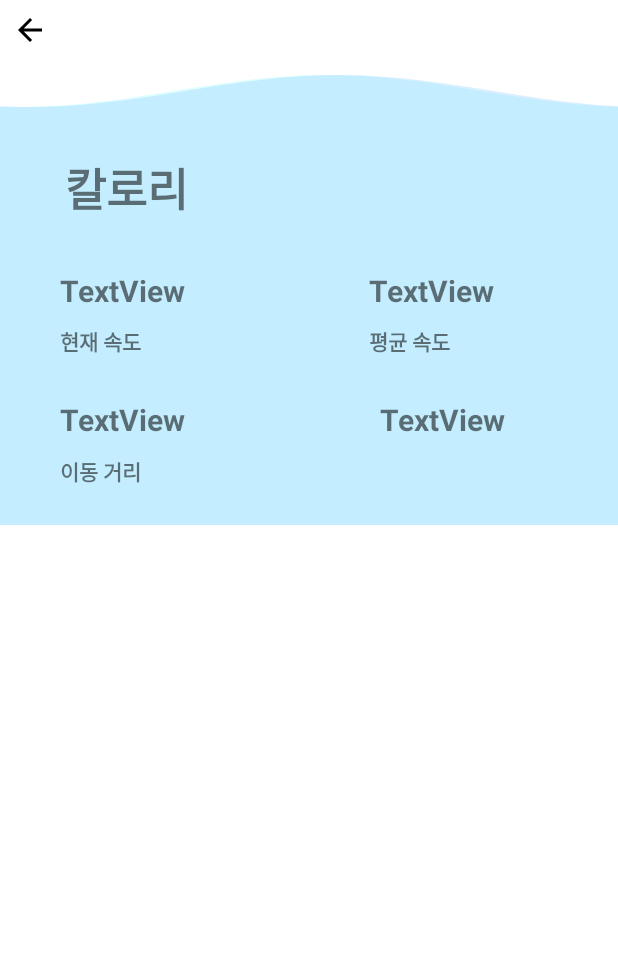
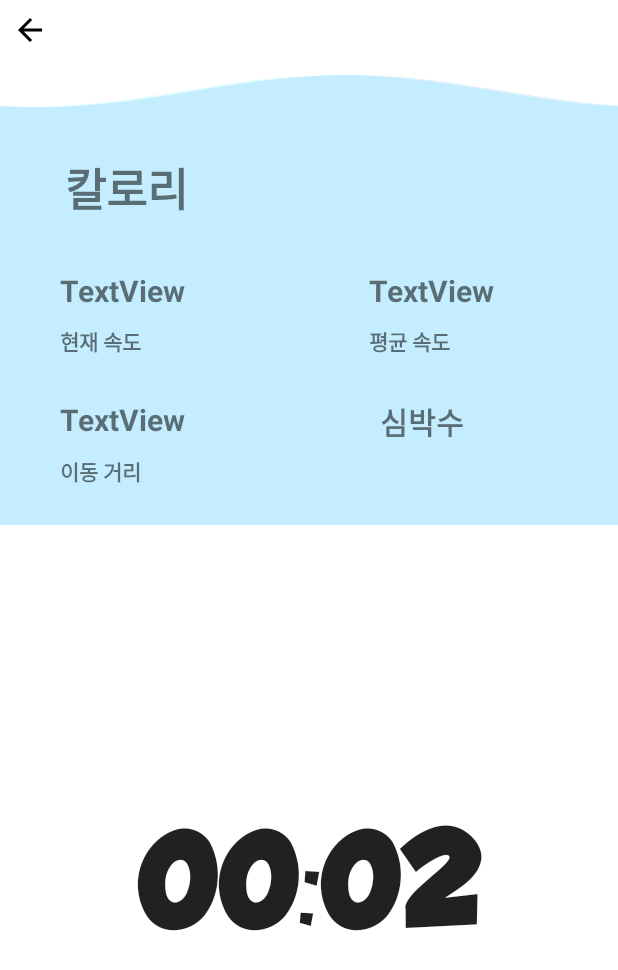
Before and after one commit to JAICHANGPARK/Android_DiaFits, an Android app: the IndoorBikeRealTimeActivity screen opened directly, with no data from a screen before it, on a phone screen of 412 x 824 dp. Shown: the top 970 px of the screen. Run offline under Robolectric (Android 15) with nearby library versions, the phone set to English and light mode, and no system bars; our stand-ins replace ButterKnife; Roboto replaces fonts that are not available here; 3 statements that could not run were skipped.

Commit message:
what the .. hack!

```diff
--- a/DiabetesFits/app/src/main/java/com/dreamwalker/diabetesfits/activity/chart/IndoorBikeRealTimeActivity.java
+++ b/DiabetesFits/app/src/main/java/com/dreamwalker/diabetesfits/activity/chart/IndoorBikeRealTimeActivity.java
@@ -7,11 +7,13 @@ import android.content.Context;
 import android.content.Intent;
 import android.content.IntentFilter;
 import android.content.ServiceConnection;
+import android.graphics.Typeface;
 import android.os.Bundle;
 import android.os.IBinder;
 import android.support.v7.app.AppCompatActivity;
 import android.util.Log;
 import android.view.Gravity;
+import android.widget.Chronometer;
 import android.widget.FrameLayout;
 import android.widget.TextView;
 
@@ -48,6 +50,10 @@ public class IndoorBikeRealTimeActivity extends AppCompatActivity {
     @BindView(R.id.textView13)
     TextView heartRateTextView;
 
+    @BindView(R.id.chronometer)
+    Chronometer chronometer;
+
+    private boolean startIndicator = false;
 
     // Code to manage Service lifecycle.
     private final ServiceConnection mServiceConnection = new ServiceConnection() {
@@ -75,7 +81,7 @@ public class IndoorBikeRealTimeActivity extends AppCompatActivity {
         intentFilter.addAction(EZBLEService.ACTION_GATT_DISCONNECTED);
         intentFilter.addAction(EZBLEService.ACTION_GATT_SERVICES_DISCOVERED);
         intentFilter.addAction(EZBLEService.ACTION_DATA_AVAILABLE);
-        intentFilter.addAction(EZBLEService.ACTION_HEARTRATE_AVAILABLE);
+        intentFilter.addAction(EZBLEService.ACTION_HEART_RATE_AVAILABLE);
         intentFilter.addAction(EZBLEService.ACTION_INDOOR_BIKE_AVAILABLE);
         intentFilter.addAction(EZBLEService.ACTION_TREADMILL_AVAILABLE);
         return intentFilter;
@@ -97,22 +103,30 @@ public class IndoorBikeRealTimeActivity extends AppCompatActivity {
                 invalidateOptionsMenu();
             } else if (EZBLEService.ACTION_GATT_DISCONNECTED.equals(action)) {
                 mConnected = false;
+
+                chronometer.stop();
                 //updateConnectionState(R.string.disconnected);
                 invalidateOptionsMenu();
                 //clearUI();
             } else if (EZBLEService.ACTION_GATT_SERVICES_DISCOVERED.equals(action)) {
                 // Show all the supported services and characteristics on the user interface.
+                // TODO: 2018-07-24 서비스와 연결되엉ㅅ을때 방송되어 받아지는 리시버 - 박제창
+                startIndicator = true;
+                //chronometer.start();
                 //displayGattServices(mBluetoothLeService.getSupportedGattServices());
             } else if (EZBLEService.ACTION_DATA_AVAILABLE.equals(action)) {
                 Log.e(TAG, "onReceive: " + intent.getStringExtra(EZBLEService.EXTRA_DATA));
                 displayData(intent.getStringExtra(EZBLEService.EXTRA_DATA));
-            } else if (EZBLEService.ACTION_HEARTRATE_AVAILABLE.equals(action)) {
+            } else if (EZBLEService.ACTION_HEART_RATE_AVAILABLE.equals(action)) {
+                Log.e(TAG, "onReceive:  실시간 화면에서 심박수 받앗어요 " );
                 String hr = intent.getStringExtra(EZBLEService.EXTRA_DATA);
                 heartRateTextView.setText(hr);
             } else if (EZBLEService.ACTION_INDOOR_BIKE_AVAILABLE.equals(action)) {
+
                 String nowSpeed = intent.getStringExtra(EZBLEService.EXTRA_DATA);
                 nowSpeedTextView.setText(nowSpeed);
             } else if (EZBLEService.ACTION_TREADMILL_AVAILABLE.equals(action)) {
+
                 String totalDistance = intent.getStringExtra(EZBLEService.EXTRA_DATA);
                 totalDistanceTextView.setText(totalDistance);
             }
@@ -123,7 +137,12 @@ public class IndoorBikeRealTimeActivity extends AppCompatActivity {
     protected void onCreate(Bundle savedInstanceState) {
         super.onCreate(savedInstanceState);
         setContentView(R.layout.activity_indoor_bike_real_time);
+
         ButterKnife.bind(this);
+        // TODO: 2018-07-24 폰트 설정
+        Typeface font = Typeface.createFromAsset(getAssets(), "fonts/grobold.ttf");
+        chronometer.setTypeface(font, Typeface.NORMAL);
+        chronometer.setTextSize(80);
 
         final FrameLayout.LayoutParams lp = new FrameLayout.LayoutParams(-2, -2);
         lp.gravity = Gravity.BOTTOM | Gravity.CENTER;
@@ -133,7 +152,12 @@ public class IndoorBikeRealTimeActivity extends AppCompatActivity {
         Intent gattServiceIntent = new Intent(this, EZBLEService.class);
         bindService(gattServiceIntent, mServiceConnection, BIND_AUTO_CREATE);
 
+    }
 
+    @Override
+    protected void onStart() {
+        super.onStart();
+        chronometer.start();
     }
 
     @Override
@@ -144,11 +168,14 @@ public class IndoorBikeRealTimeActivity extends AppCompatActivity {
             final boolean result = mBluetoothLeService.connect(mDeviceAddress);
             Log.d(TAG, "Connect request result=" + result);
         }
+
+        chronometer.start();
     }
 
     @Override
     protected void onPause() {
         super.onPause();
+        chronometer.stop();
         unregisterReceiver(mGattUpdateReceiver);
     }
 
--- a/DiabetesFits/app/src/main/java/com/dreamwalker/diabetesfits/device/knu/egzero/EGDataConverter.java
+++ b/DiabetesFits/app/src/main/java/com/dreamwalker/diabetesfits/device/knu/egzero/EGDataConverter.java
@@ -26,7 +26,8 @@ public class EGDataConverter {
 
         float floatVal;
 
-        final int intVal = (data[4] << 16) & 0xff0000 | (data[3] & 0x00ff00) | (data[2] & 0xff);
+
+        final int intVal = (data[4] << 16) & 0xff0000 | (data[3] << 8) & 0x00ff00 | (data[2] & 0xff);
         return String.format("%d m", intVal);
     }
 }
--- a/DiabetesFits/app/src/main/res/layout/activity_indoor_bike_real_time.xml
+++ b/DiabetesFits/app/src/main/res/layout/activity_indoor_bike_real_time.xml
@@ -150,7 +150,7 @@
         android:layout_height="30dp"
         android:layout_marginEnd="8dp"
         android:elevation="10dp"
-        android:text="TextView"
+        android:text="심박수"
         android:textAlignment="textStart"
         android:textSize="20sp"
         android:textStyle="bold"
@@ -180,6 +180,15 @@
             app:wave_length="middle">
 
         </com.dreamwalker.waveviewlib.WaveView>
+
+        <Chronometer
+            android:layout_margin="8dp"
+            android:id="@+id/chronometer"
+            android:textSize="20sp"
+            android:gravity="center"
+            android:fontFamily="@font/grobold"
+            android:layout_width="match_parent"
+            android:layout_height="match_parent" />
 
 
 
```
Also changed, not shown: DiabetesFits/app/src/main/java/com/dreamwalker/diabetesfits/activity/LoginActivity.java (+11 -2 lines), DiabetesFits/app/src/main/java/com/dreamwalker/diabetesfits/service/knu/egzero/EZBLEService.java (+50 -45 lines), DiabetesFits/app/src/main/assets/fonts/grobold.ttf (added), DiabetesFits/app/src/main/res/font/grobold.ttf (added), 1 other file.
